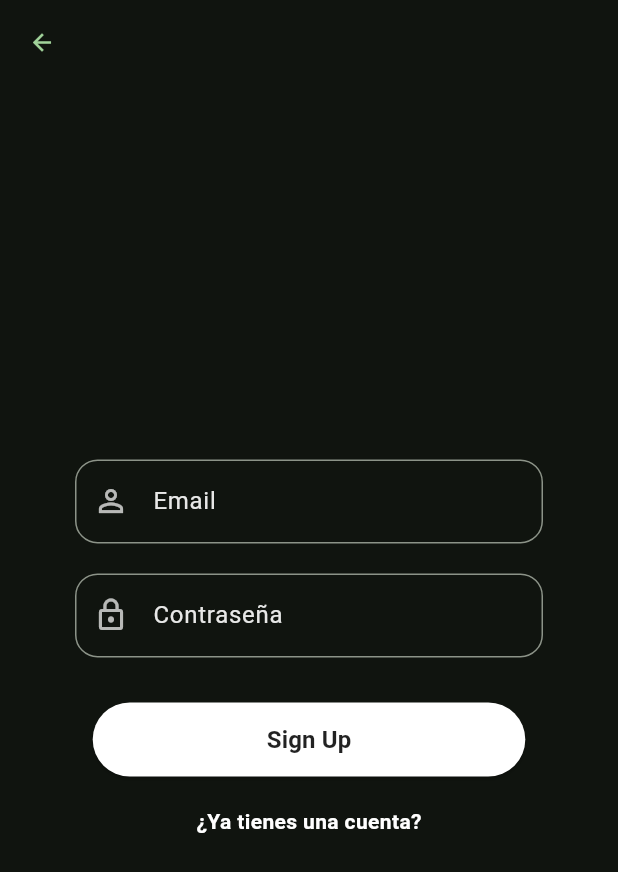
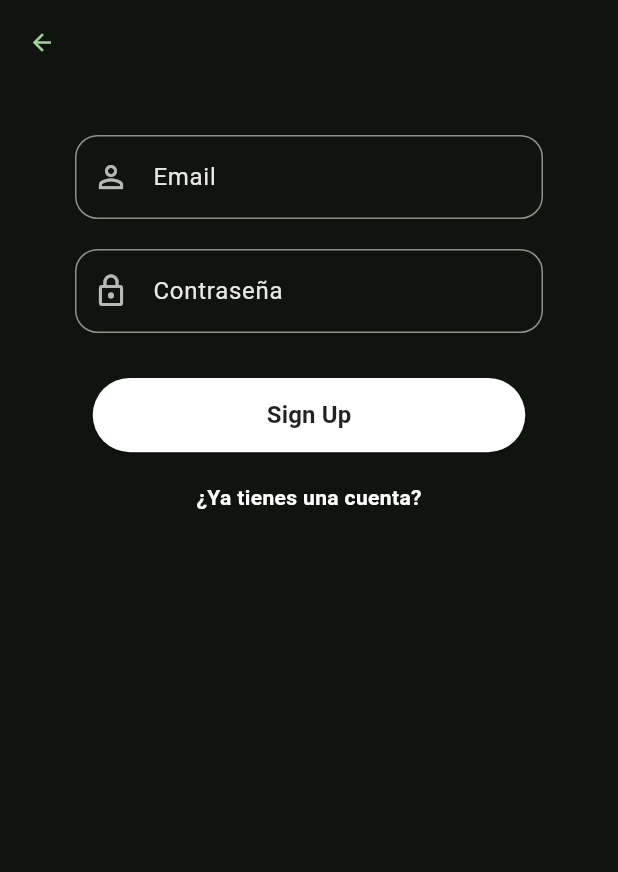
Before and after one commit to alekelbar/event_fit, a Flutter app: the SingUpScreen screen opened directly, on a phone screen of 412 x 824 dp. Shown: the top 872 px of the screen. Run offline on Flutter 3.47's test engine with Material 2 defaults, Android fonts, the phone set to English and light mode, and no system bars; our stand-ins replace firebase_auth, firebase_core, google_maps_flutter, permission_handler; missing offline and left inert: direct_sms; accounts and stored records are empty.

```diff
--- a/lib/presentation/pages/Auth/sign_up.dart
+++ b/lib/presentation/pages/Auth/sign_up.dart
@@ -33,7 +33,9 @@ class SingUpScreenState extends State<SingUpScreen> {
       ),
       body: Padding(
         padding: const EdgeInsets.all(50),
-        child: StreamBuilder(
+        child: Column(
+          children: [
+            StreamBuilder(
                 stream: null,
                 builder: (context, snapshot) {
                   if (loadingPage) return const LinearProgressIndicator();
@@ -73,6 +75,8 @@ class SingUpScreenState extends State<SingUpScreen> {
                         signUpOption()
                       ]);
                 }),
+          ],
+        ),
       ),
     );
   }
--- a/lib/presentation/pages/Auth/sing_in.dart
+++ b/lib/presentation/pages/Auth/sing_in.dart
@@ -90,7 +90,7 @@ class _SingInScreenState extends State<SingInScreen> {
       TextButton(
         onPressed: () {
           Navigator.push(context,
-              MaterialPageRoute(builder: (context) => const SingUpScreen()));
+              MaterialPageRoute(builder: (context) => const OtpPage()));
         },
         child: const Text(
           " ¿Todavía no tienes una cuenta? ",
--- a/pubspec.yaml
+++ b/pubspec.yaml
@@ -62,6 +62,8 @@ dev_dependencies:
 
 # The following section is specific to Flutter packages.
 flutter:
+  assets:
+    - assets/logo.png
 
   # The following line ensures that the Material Icons font is
   # included with your application, so that you can use the icons in
```
Also changed, not shown: assets/logo.png (added). Lines whose indentation alone changed are shown as unchanged.
